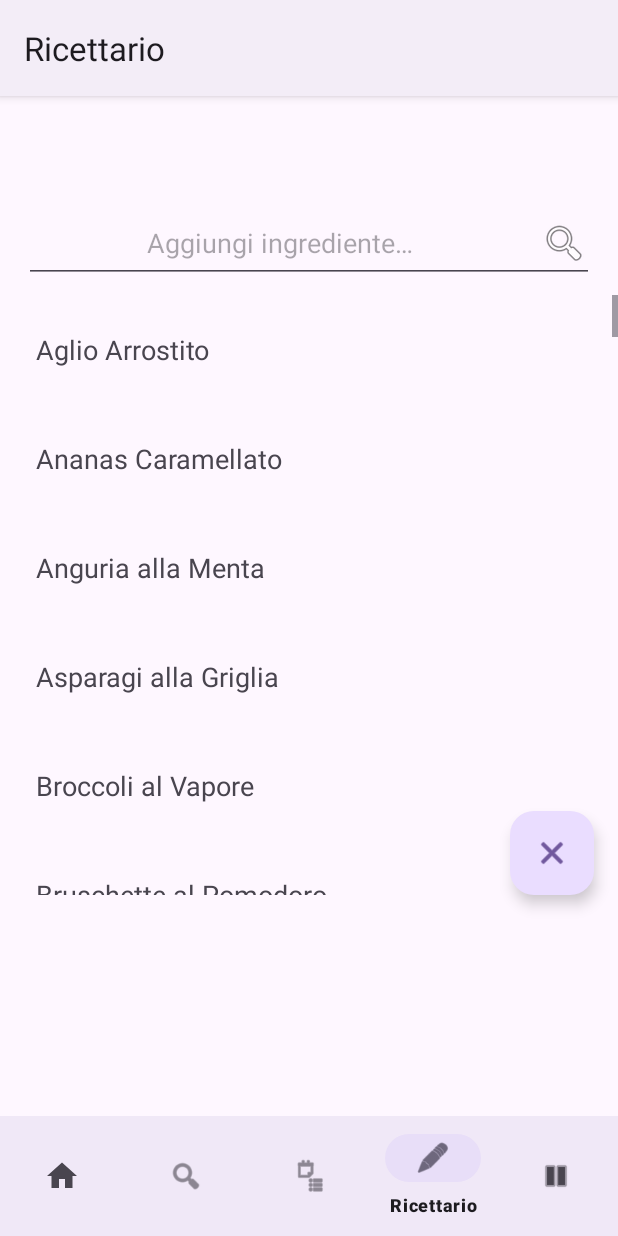
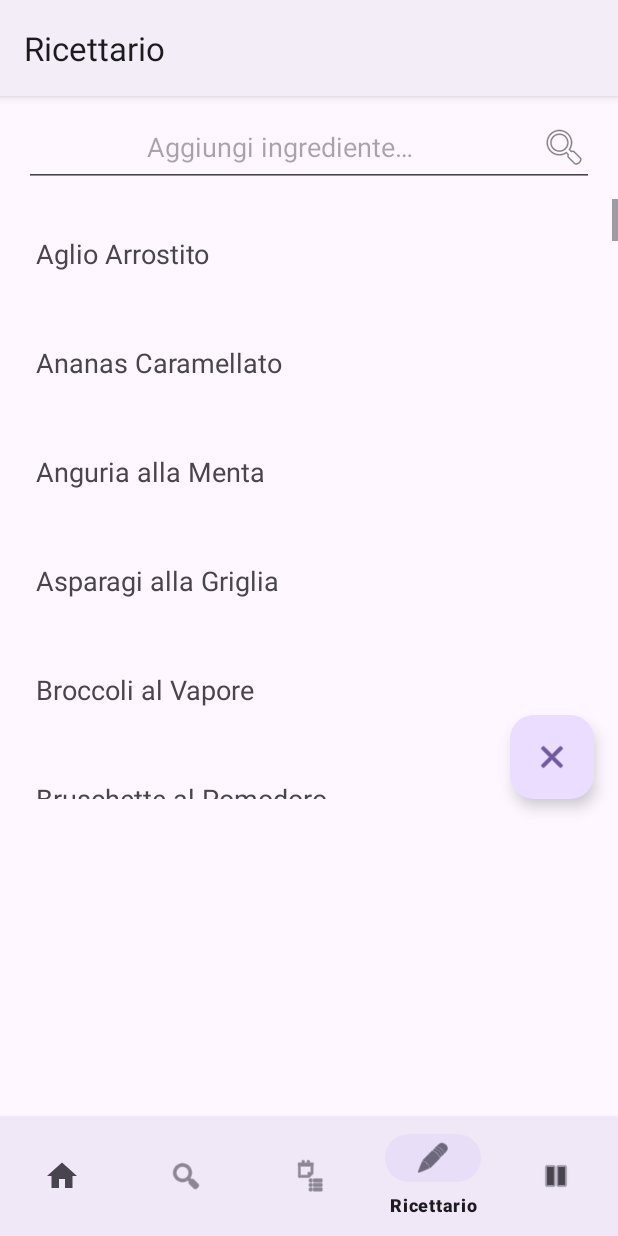
Before and after one commit to IzziGiuseppe/GreenMarket, an Android app: the RicettarioFragment screen opened through its navigation route, on a phone screen of 412 x 824 dp. Run offline under Robolectric (Android 15) with nearby library versions, the phone set to English and light mode, and no system bars; our stand-ins replace Firebase (no records; nobody signed in at launch, a user with empty details on screens opened directly), Room's generated code, navigation-ui.

Commit message:
Risolti alcuni bug grafici che non permettevano una corretta visualizzazione dell'interfaccia grafica

```diff
--- a/GreenMarket/app/src/main/java/com/example/greenmarket/ui/ricettario/RicettarioViewModel.kt
+++ b/GreenMarket/app/src/main/java/com/example/greenmarket/ui/ricettario/RicettarioViewModel.kt
@@ -37,7 +37,7 @@ class RicettarioViewModel(application: Application) : AndroidViewModel(applicati
             Toast.makeText(getApplication(), "Per favore inserire un prodotto!", Toast.LENGTH_SHORT).show()
         }
         else {
-            val prodInput = prod.substring(0, 1).uppercase() + prod.substring(1).trimEnd()
+            val prodInput = prod.trim()[0].uppercaseChar() + prod.trim().substring(1).lowercase()
             val x = db.ProdottiInRicetteDao().getProdottiInRicetteByProdotto(prodInput)
             if (x.isEmpty()) {
                 Toast.makeText(getApplication(), "Non ci sono ricette con l'ingrediente selezionato!", Toast.LENGTH_SHORT).show()
@@ -45,7 +45,6 @@ class RicettarioViewModel(application: Application) : AndroidViewModel(applicati
             else {
                 _listaRicette.value = x
             }
-            //Toast.makeText(getApplication(), prod_, Toast.LENGTH_SHORT).show()
         }
     }
 
--- a/GreenMarket/app/src/main/res/layout/activity_main.xml
+++ b/GreenMarket/app/src/main/res/layout/activity_main.xml
@@ -4,14 +4,13 @@
     android:id="@+id/container"
     android:layout_width="match_parent"
     android:layout_height="match_parent"
-    android:paddingTop="?attr/actionBarSize">
+    >
 
     <com.google.android.material.bottomnavigation.BottomNavigationView
         android:id="@+id/nav_view"
         android:layout_width="0dp"
         android:layout_height="wrap_content"
-        android:layout_marginStart="0dp"
-        android:layout_marginEnd="0dp"
+
         android:background="?android:attr/windowBackground"
         app:layout_constraintBottom_toBottomOf="parent"
         app:layout_constraintLeft_toLeftOf="parent"
@@ -22,7 +21,7 @@
         android:id="@+id/nav_host_fragment_activity_main"
         android:name="androidx.navigation.fragment.NavHostFragment"
         android:layout_width="match_parent"
-        android:layout_height="match_parent"
+        android:layout_height="0dp"
         app:defaultNavHost="true"
         app:layout_constraintBottom_toTopOf="@id/nav_view"
         app:layout_constraintLeft_toLeftOf="parent"
```
Also changed, not shown: 515 other files.
